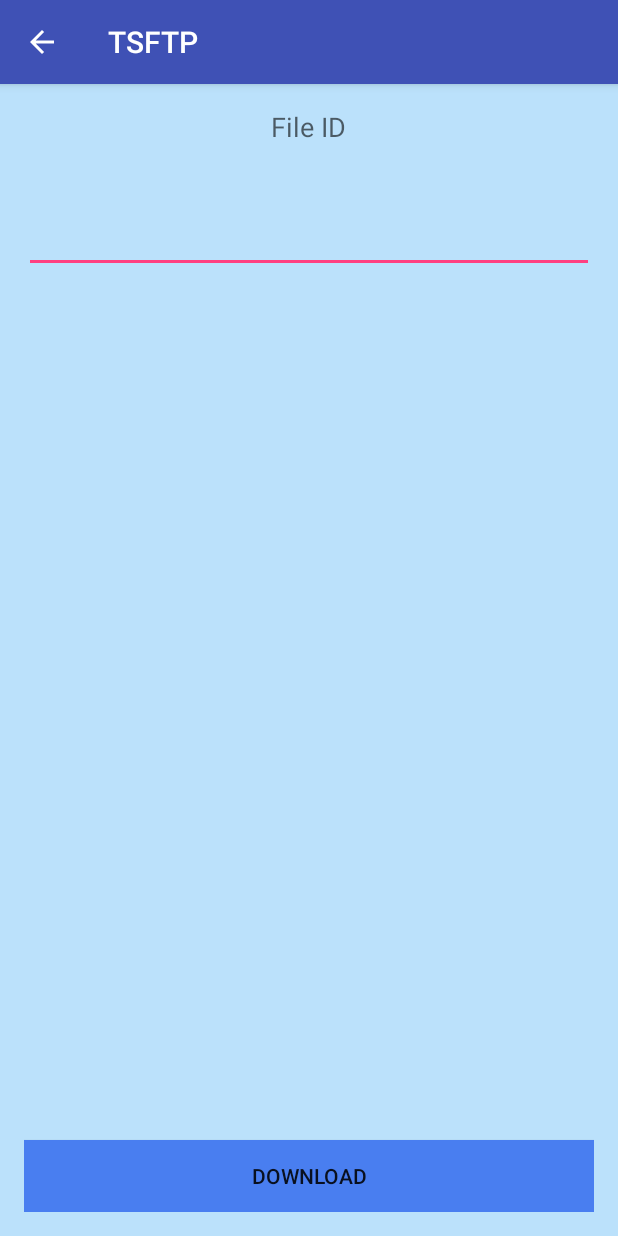
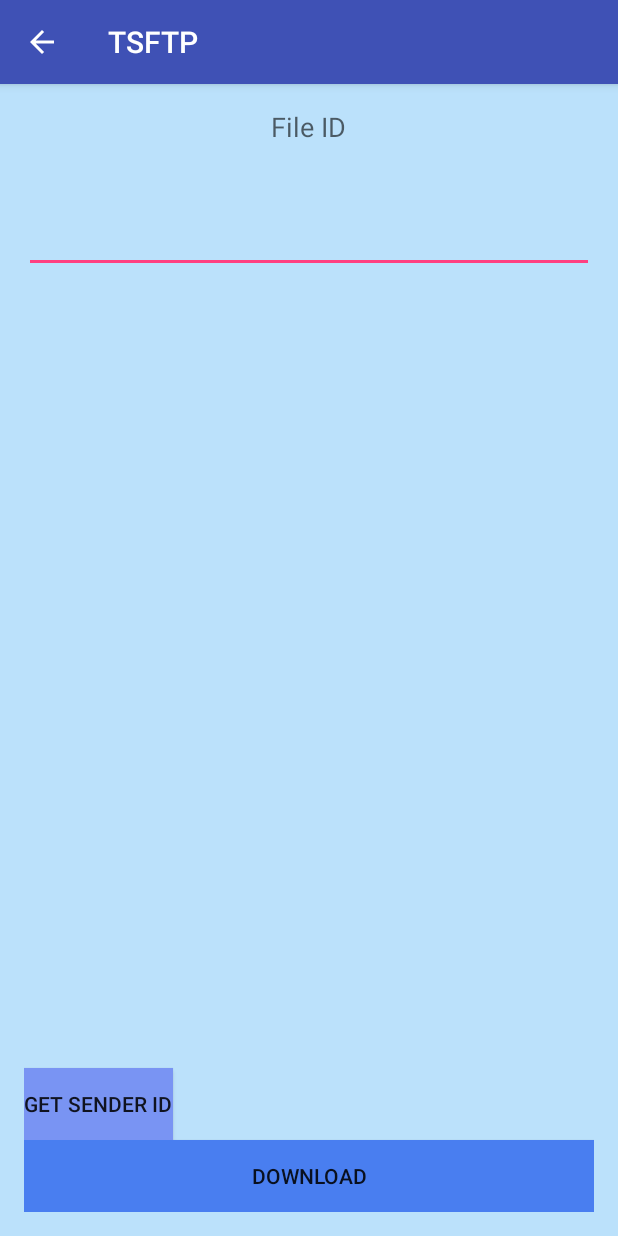
Before and after one commit to fgrape/TSFTP, an Android app: the DownloadActivity screen opened directly, with no data from a screen before it, on a phone screen of 412 x 824 dp. Run offline under Robolectric (Android 15) with nearby library versions, the phone set to English and light mode, and no system bars.

Commit message:
Added new button and listener for getSenderID for downloadActivity

```diff
--- a/app/src/main/java/acme/bnss/tsftp/DownloadHandler2.java
+++ b/app/src/main/java/acme/bnss/tsftp/DownloadHandler2.java
@@ -138,7 +138,7 @@ public class DownloadHandler2 {
         return true;
     }
 
-    public String getSenderName() {
+    public String getSenderName(String fileID) {
 
         return "No Sender";
     }
--- a/app/src/main/res/layout/activity_download.xml
+++ b/app/src/main/res/layout/activity_download.xml
@@ -38,4 +38,22 @@
         android:layout_alignParentStart="true"
         android:layout_alignParentEnd="true"
         android:background="#497ef0" />
+
+    <Button
+        android:layout_width="wrap_content"
+        android:layout_height="wrap_content"
+        android:text="Get Sender ID"
+        android:id="@+id/getSenderIDButton"
+        android:layout_above="@+id/downloadButton"
+        android:layout_alignParentStart="true"
+        android:background="#7994f3" />
+
+    <TextView
+        android:layout_width="wrap_content"
+        android:layout_height="wrap_content"
+        android:textAppearance="?android:attr/textAppearanceMedium"
+        android:id="@+id/senderIDText"
+        android:layout_above="@+id/getSenderIDButton"
+        android:layout_centerHorizontal="true"
+        android:layout_marginBottom="69dp" />
 </RelativeLayout>
```
Also changed, not shown: app/src/main/java/acme/bnss/tsftp/DownloadActivity.java (+40 -2 lines).
